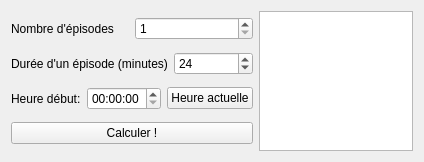
seigneurfuo/MyAnimeManager3, file ui/tools_tab_content.ui: the form before one commit.
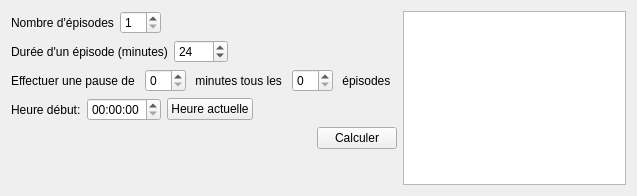
The form after the commit.

Commit message: Ajout de pauses dans le calcul des horaires de épisodes.

Patch:
```diff
--- a/ui/tools_tab_content.ui
+++ b/ui/tools_tab_content.ui
@@ -6,8 +6,8 @@
    <rect>
     <x>0</x>
     <y>0</y>
-    <width>424</width>
-    <height>162</height>
+    <width>637</width>
+    <height>196</height>
    </rect>
   </property>
   <property name="windowTitle">
@@ -34,6 +34,19 @@
            </property>
           </widget>
          </item>
+         <item>
+          <spacer name="horizontalSpacer_2">
+           <property name="orientation">
+            <enum>Qt::Horizontal</enum>
+           </property>
+           <property name="sizeHint" stdset="0">
+            <size>
+             <width>40</width>
+             <height>20</height>
+            </size>
+           </property>
+          </spacer>
+         </item>
         </layout>
        </item>
        <item>
@@ -58,6 +71,63 @@
            </property>
           </widget>
          </item>
+         <item>
+          <spacer name="horizontalSpacer_3">
+           <property name="orientation">
+            <enum>Qt::Horizontal</enum>
+           </property>
+           <property name="sizeHint" stdset="0">
+            <size>
+             <width>40</width>
+             <height>20</height>
+            </size>
+           </property>
+          </spacer>
+         </item>
+        </layout>
+       </item>
+       <item>
+        <layout class="QHBoxLayout" name="horizontalLayout_5">
+         <item>
+          <widget class="QLabel" name="label_4">
+           <property name="text">
+            <string>Effectuer une pause de </string>
+           </property>
+          </widget>
+         </item>
+         <item>
+          <widget class="QSpinBox" name="spinBox_3"/>
+         </item>
+         <item>
+          <widget class="QLabel" name="label_5">
+           <property name="text">
+            <string> minutes tous les </string>
+           </property>
+          </widget>
+         </item>
+         <item>
+          <widget class="QSpinBox" name="spinBox_4"/>
+         </item>
+         <item>
+          <widget class="QLabel" name="label_6">
+           <property name="text">
+            <string> épisodes</string>
+           </property>
+          </widget>
+         </item>
+         <item>
+          <spacer name="horizontalSpacer_4">
+           <property name="orientation">
+            <enum>Qt::Horizontal</enum>
+           </property>
+           <property name="sizeHint" stdset="0">
+            <size>
+             <width>40</width>
+             <height>20</height>
+            </size>
+           </property>
+          </spacer>
+         </item>
         </layout>
        </item>
        <item>
@@ -79,14 +149,57 @@
            </property>
           </widget>
          </item>
+         <item>
+          <spacer name="horizontalSpacer_5">
+           <property name="orientation">
+            <enum>Qt::Horizontal</enum>
+           </property>
+           <property name="sizeHint" stdset="0">
+            <size>
+             <width>40</width>
+             <height>20</height>
+            </size>
+           </property>
+          </spacer>
+         </item>
         </layout>
        </item>
        <item>
-        <widget class="QPushButton" name="go_button">
-         <property name="text">
-          <string>Calculer !</string>
+        <layout class="QHBoxLayout" name="horizontalLayout_6">
+         <item>
+          <spacer name="horizontalSpacer">
+           <property name="orientation">
+            <enum>Qt::Horizontal</enum>
+           </property>
+           <property name="sizeHint" stdset="0">
+            <size>
+             <width>40</width>
+             <height>20</height>
+            </size>
+           </property>
+          </spacer>
+         </item>
+         <item>
+          <widget class="QPushButton" name="go_button">
+           <property name="text">
+            <string>Calculer</string>
+           </property>
+          </widget>
+         </item>
+        </layout>
+       </item>
+       <item>
+        <spacer name="verticalSpacer">
+         <property name="orientation">
+          <enum>Qt::Vertical</enum>
          </property>
-        </widget>
+         <property name="sizeHint" stdset="0">
+          <size>
+           <width>20</width>
+           <height>40</height>
+          </size>
+         </property>
+        </spacer>
        </item>
       </layout>
      </item>
```
The commit also changes 2 other files.
